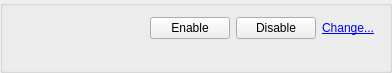
This is src/plugins/gateways/legacyaccountoptions.ui in silvansky/Contacts as Qt 5 draws it before an edit. The edited form follows.
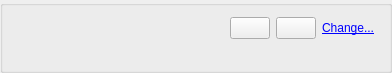
This is the edited form. Custom widgets are drawn as their Qt base class.

```diff
--- a/src/plugins/gateways/legacyaccountoptions.ui
+++ b/src/plugins/gateways/legacyaccountoptions.ui
@@ -53,18 +53,10 @@
        </widget>
       </item>
       <item row="0" column="2">
-       <widget class="QPushButton" name="pbtEnable">
-        <property name="text">
-         <string>Enable</string>
-        </property>
-       </widget>
+       <widget class="QPushButton" name="pbtEnable"/>
       </item>
       <item row="0" column="3">
-       <widget class="QPushButton" name="pbtDisable">
-        <property name="text">
-         <string>Disable</string>
-        </property>
-       </widget>
+       <widget class="QPushButton" name="pbtDisable"/>
       </item>
       <item row="0" column="4">
        <widget class="QLabel" name="lblChange">
```
Left out of the diff: 3 changed lines with no effect on the pictures.
